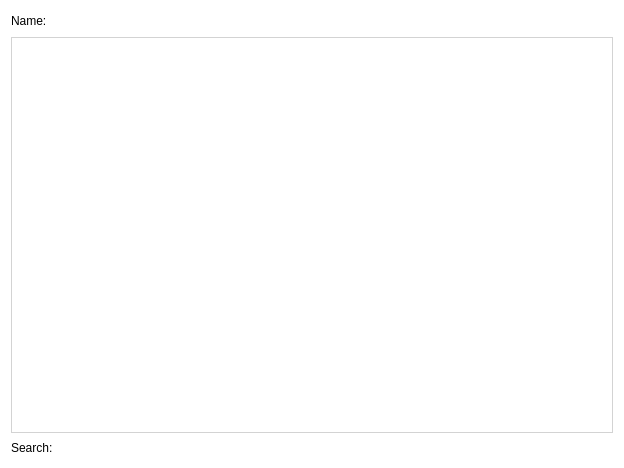
This is pastrocore/gui_pyside/tab_project.ui in Torward1024/pAstroCORE as Qt 5 draws it before an edit. The edited form follows.
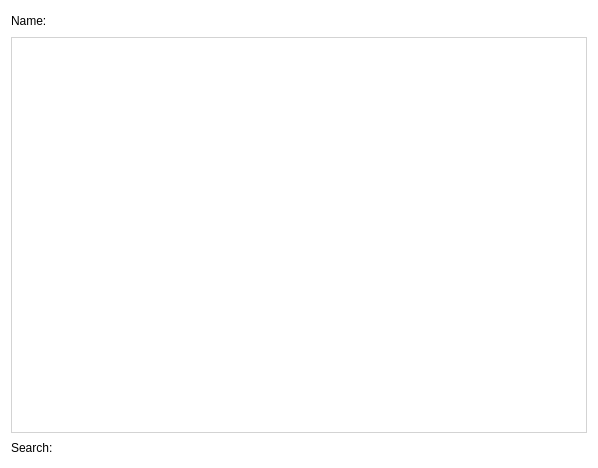
This is the edited form.

Patch:
```diff
--- a/pastrocore/gui_pyside/tab_project.ui
+++ b/pastrocore/gui_pyside/tab_project.ui
@@ -6,7 +6,7 @@
    <rect>
     <x>0</x>
     <y>0</y>
-    <width>624</width>
+    <width>598</width>
     <height>468</height>
    </rect>
   </property>
```
